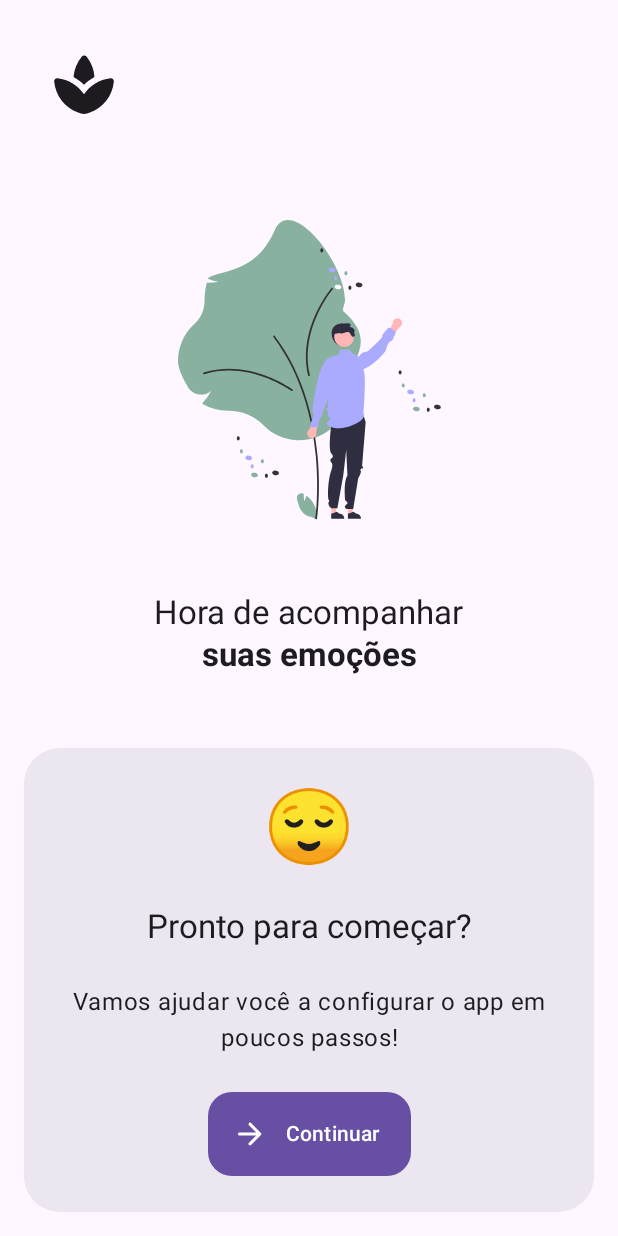
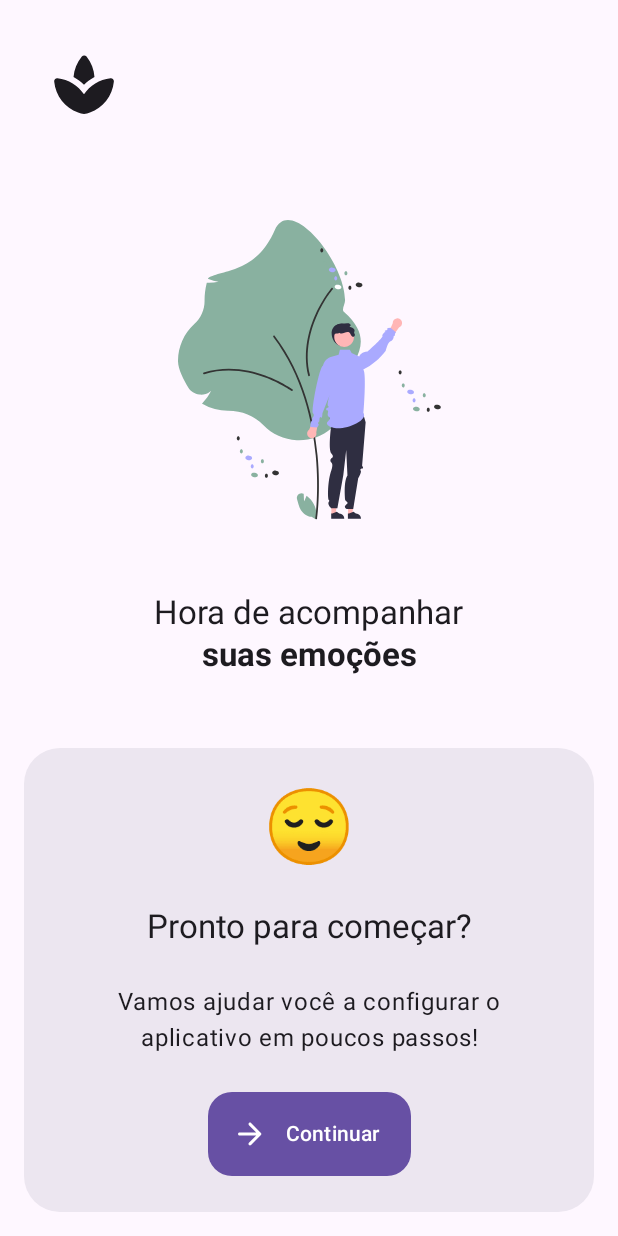
Before and after one commit to deyvidandrades/FeelWell, an Android app built with Jetpack Compose: the screen it shows after launch (MainActivity), on a phone screen of 412 x 824 dp. Run offline under Robolectric (Android 15) with nearby library versions, the light colour scheme and no system bars; 2 statements that could not run were skipped.

Commit message:
* Fix: Strings typos

```diff
--- a/app/src/main/res/values/strings.xml
+++ b/app/src/main/res/values/strings.xml
@@ -12,13 +12,13 @@
     <string name="suas_emocoes">suas emoções</string>
     <string name="emoji" translatable="false">😌</string>
     <string name="pronto_para_comecar">Pronto para começar?</string>
-    <string name="vamos_ajudar_voce_a_configurar_o_app">Vamos ajudar você a configurar o app em poucos passos!</string>
+    <string name="vamos_ajudar_voce_a_configurar_o_app">Vamos ajudar você a configurar o aplicativo em poucos passos!</string>
     <string name="continuar">Continuar</string>
     <string name="primeiro_qual_o_seu_nome">1. Primeiro, qual é o seu nome?</string>
     <string name="voce_pode_alterar_o_nome_nas_configuracoes">Você pode alterar o nome nas configurações.</string>
     <string name="voltar">Voltar</string>
     <string name="segundo_notificacoes">2. Segundo, notificações.</string>
-    <string name="nosso_app_envia_lembretes_diarios">Nosso app envia lembretes diários para registrar seu mood. Para funcionar corretamente, precisamos que você autorize o app a enviar notificações.</string>
+    <string name="nosso_app_envia_lembretes_diarios">Nosso aplicativo envia lembretes diários para registrar seu mood. Para funcionar corretamente, precisamos que você autorize o aplicativo a enviar notificações.</string>
     <string name="permitir">Permitir</string>
     <string name="voce_pode_desativar_as_notificacoes_a_qualquer_momento">" Você pode desativar as notificações a qualquer momento configurações."</string>
     <string name="terceiro_quick_actions">3. Terceiro, Quick Actions.</string>
```
Also changed, not shown: 1 other file.
